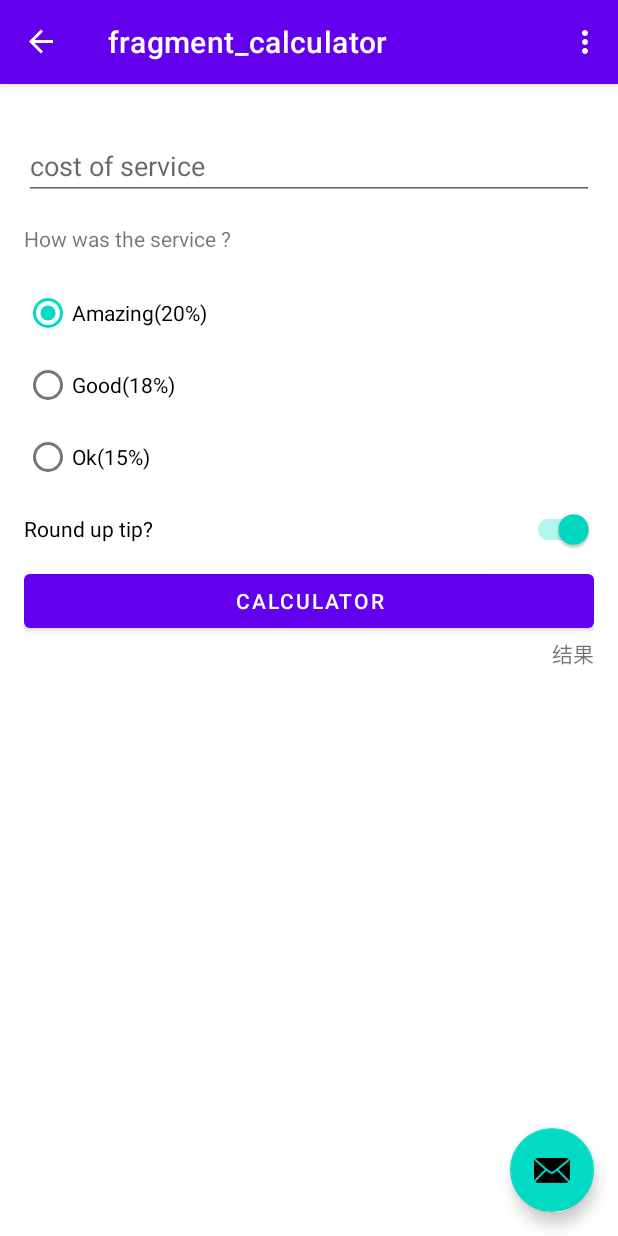
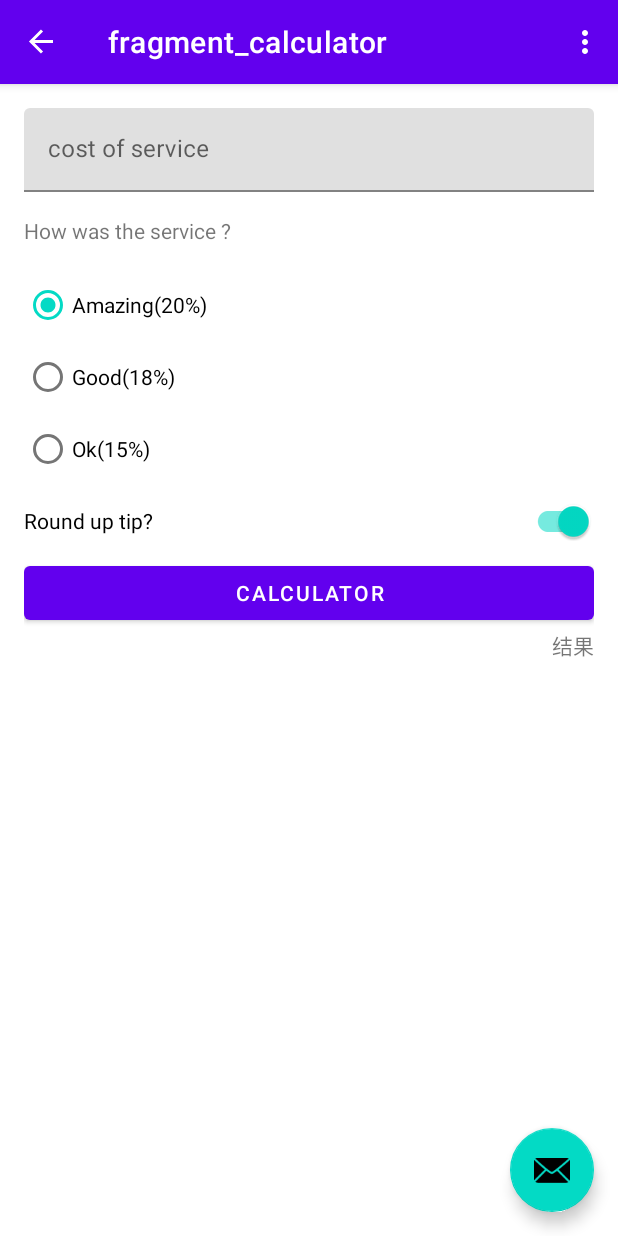
Before and after one commit to AllongYangjian/KTProject, an Android app: the CalculatorFragment screen opened through its navigation route, on a phone screen of 412 x 824 dp. Run offline under Robolectric (Android 15) with nearby library versions, the phone set to English and light mode, and no system bars; our stand-ins replace navigation-ui.

Commit message:
修改布局

```diff
--- a/app/src/main/res/layout/fragment_calculator.xml
+++ b/app/src/main/res/layout/fragment_calculator.xml
@@ -1,23 +1,33 @@
 <?xml version="1.0" encoding="utf-8"?>
-<androidx.constraintlayout.widget.ConstraintLayout xmlns:android="http://schemas.android.com/apk/res/android"
+<ScrollView xmlns:android="http://schemas.android.com/apk/res/android"
     xmlns:app="http://schemas.android.com/apk/res-auto"
     xmlns:tools="http://schemas.android.com/tools"
+    android:layout_width="match_parent"
+    android:layout_height="match_parent"
+    tools:context=".CalculatorFragment">
+
+    <androidx.constraintlayout.widget.ConstraintLayout
         android:id="@+id/et_cost"
         android:layout_width="match_parent"
-    android:layout_height="match_parent"
-    android:padding="16dp"
-    tools:context=".CalculatorFragment">
+        android:layout_height="wrap_content"
+        android:padding="16dp">
 
-    <EditText
+        <com.google.android.material.textfield.TextInputLayout
+            android:id="@+id/text_layout"
+            android:layout_width="match_parent"
+            android:layout_height="wrap_content"
+            android:hint="@string/cost_of_service"
+            app:layout_constraintEnd_toEndOf="parent"
+            app:layout_constraintStart_toStartOf="parent"
+            app:layout_constraintTop_toTopOf="parent">
+
+            <com.google.android.material.textfield.TextInputEditText
                 android:id="@+id/editText"
                 android:layout_width="match_parent"
                 android:layout_height="wrap_content"
-        android:layout_marginTop="16dp"
-        android:inputType="numberDecimal"
-        android:hint="@string/cost_of_service"
-        app:layout_constraintEnd_toEndOf="parent"
-        app:layout_constraintStart_toStartOf="parent"
-        app:layout_constraintTop_toTopOf="parent" />
+                android:inputType="numberDecimal" />
+        </com.google.android.material.textfield.TextInputLayout>
+
 
         <TextView
             android:id="@+id/textView"
@@ -27,7 +37,7 @@
             android:text="@string/service_tips"
             app:layout_constraintEnd_toEndOf="parent"
             app:layout_constraintStart_toStartOf="parent"
-        app:layout_constraintTop_toBottomOf="@+id/editText" />
+            app:layout_constraintTop_toBottomOf="@+id/text_layout" />
 
         <RadioGroup
             android:id="@+id/rg"
@@ -58,15 +68,16 @@
                 android:text="@string/ok_15" />
         </RadioGroup>
 
-    <androidx.appcompat.widget.SwitchCompat
+        <com.google.android.material.switchmaterial.SwitchMaterial
             android:id="@+id/round_up_switch"
             android:layout_width="match_parent"
             android:layout_height="wrap_content"
+            android:checked="true"
             android:text="@string/round_up_tip"
-        android:checked="true"
+            app:layout_constraintEnd_toEndOf="parent"
             app:layout_constraintLeft_toLeftOf="parent"
-        app:layout_constraintEnd_toEndOf="parent"
-        app:layout_constraintTop_toBottomOf="@id/rg"/>
+            app:layout_constraintTop_toBottomOf="@id/rg" />
+
         <Button
             android:id="@+id/calculate_button"
             android:layout_width="0dp"
@@ -84,3 +95,4 @@
             app:layout_constraintEnd_toEndOf="parent"
             app:layout_constraintTop_toBottomOf="@id/calculate_button" />
     </androidx.constraintlayout.widget.ConstraintLayout>
+</ScrollView>
```
Lines whose indentation alone changed are shown as unchanged.
